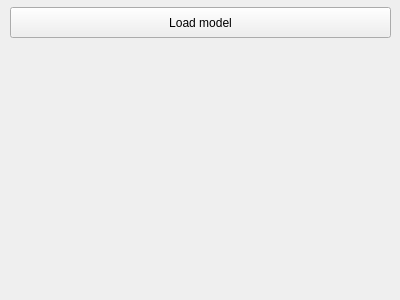
First picture: the form in mainwindow.ui, repository cscenter/manugram, before the edit.
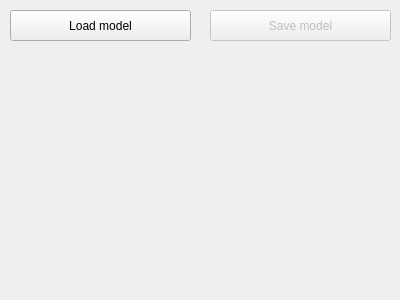
Second picture: the form after the edit.

Commit message: MainWindows: 'save' button was added

Diff of the .ui file:
```diff
--- a/mainwindow.ui
+++ b/mainwindow.ui
@@ -18,8 +18,8 @@
     <property name="geometry">
      <rect>
       <x>10</x>
-      <y>7</y>
-      <width>381</width>
+      <y>10</y>
+      <width>181</width>
       <height>31</height>
      </rect>
     </property>
@@ -38,6 +38,22 @@
     </property>
     <layout class="QVBoxLayout" name="wrapperLayout"/>
    </widget>
+   <widget class="QPushButton" name="buttonSave">
+    <property name="enabled">
+     <bool>false</bool>
+    </property>
+    <property name="geometry">
+     <rect>
+      <x>210</x>
+      <y>10</y>
+      <width>181</width>
+      <height>31</height>
+     </rect>
+    </property>
+    <property name="text">
+     <string>Save model</string>
+    </property>
+   </widget>
   </widget>
  </widget>
  <layoutdefault spacing="6" margin="11"/>
```
The commit also changes 2 other files.
